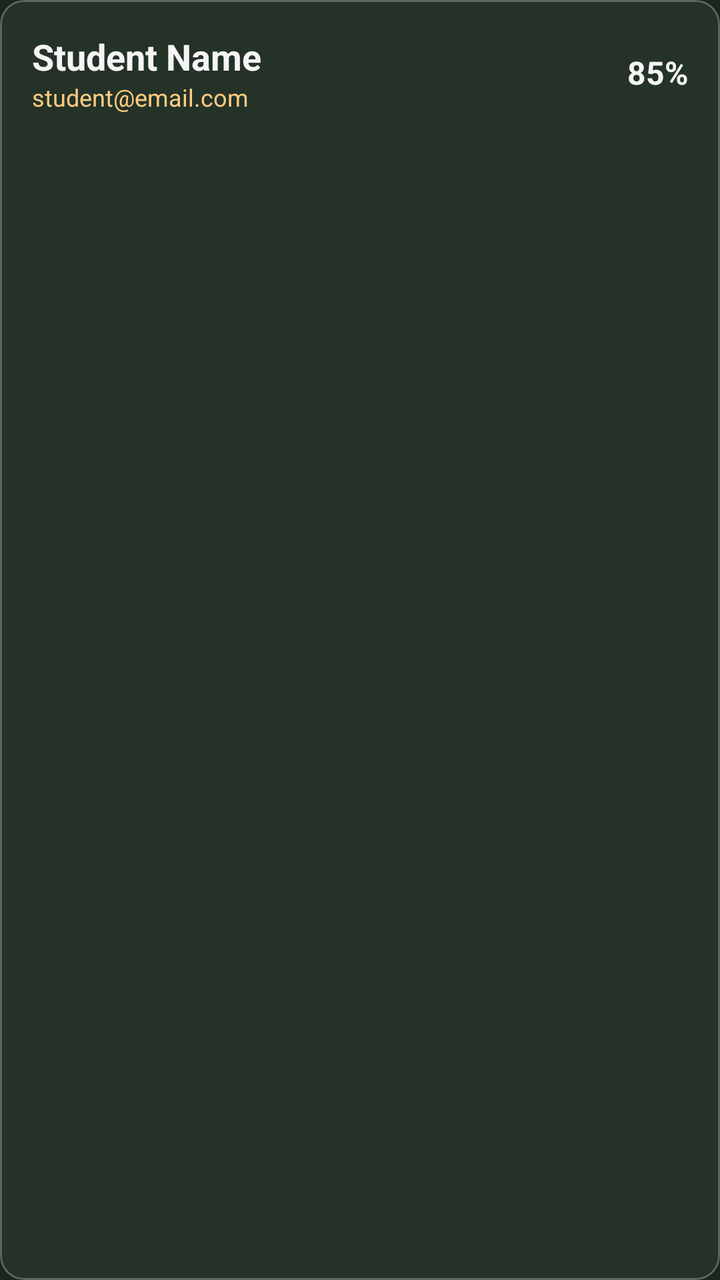
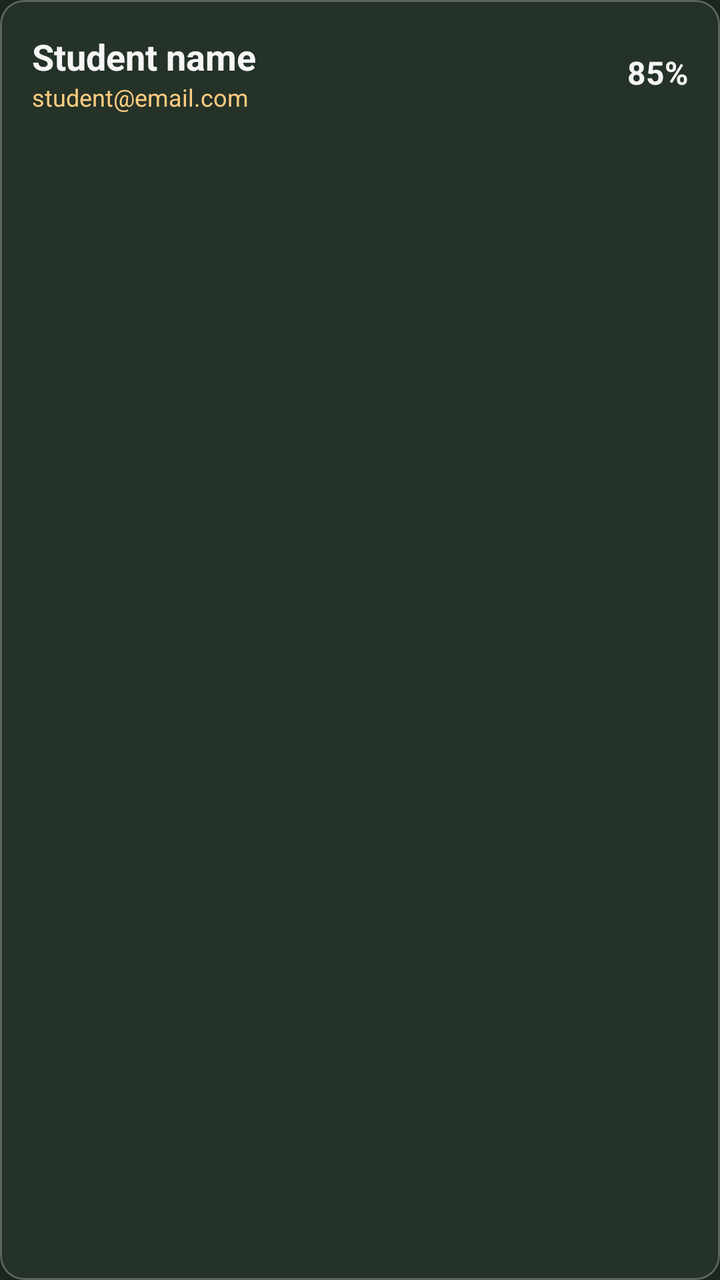

Screens rendered from an Android XML layout before and after an edit, with the pre-edit source and the edit as a unified diff.
<!-- AndroidManifest.xml: application theme Theme.Presensor -->
<!-- res/layout/item_student_stat_card.xml -->
<?xml version="1.0" encoding="utf-8"?>
<com.google.android.material.card.MaterialCardView
    xmlns:android="http://schemas.android.com/apk/res/android"
    xmlns:app="http://schemas.android.com/apk/res-auto"
    android:id="@+id/cardStudentRoot"
    android:layout_width="match_parent"
    android:layout_height="wrap_content"
    android:layout_marginBottom="12dp"
    app:cardCornerRadius="12dp"
    app:cardElevation="0dp"
    app:strokeWidth="1dp"
    app:strokeColor="?attr/cardFrameColor"
    app:cardBackgroundColor="?attr/cardBackgroundColor"
    android:clickable="true"
    android:focusable="true"
    android:foreground="?attr/selectableItemBackground">

    <LinearLayout
        android:layout_width="match_parent"
        android:layout_height="wrap_content"
        android:orientation="vertical"
        android:padding="16dp"
        android:animateLayoutChanges="true">

        <RelativeLayout
            android:layout_width="match_parent"
            android:layout_height="wrap_content">

            <TextView
                android:id="@+id/txtStatStudentName"
                android:layout_width="wrap_content"
                android:layout_height="wrap_content"
                android:textSize="18sp"
                android:textStyle="bold"
                android:textColor="?attr/colorPrimary"
                android:text="Student Name" />

            <TextView
                android:id="@+id/txtStatStudentEmail"
                android:layout_width="wrap_content"
                android:layout_height="wrap_content"
                android:layout_below="@id/txtStatStudentName"
                android:textSize="12sp"
                android:textColor="?attr/descriptiveTextColor"
                android:text="student@email.com" />

            <TextView
                android:id="@+id/txtStatAttendancePercent"
                android:layout_width="wrap_content"
                android:layout_height="wrap_content"
                android:layout_alignParentEnd="true"
                android:layout_centerVertical="true"
                android:textSize="16sp"
                android:textStyle="bold"
                android:textColor="?attr/colorPrimary"
                android:text="85%" />
        </RelativeLayout>

        <LinearLayout
            android:id="@+id/layoutExpandedSessions"
            android:layout_width="match_parent"
            android:layout_height="wrap_content"
            android:orientation="vertical"
            android:visibility="gone"
            android:paddingTop="16dp" />

    </LinearLayout>
</com.google.android.material.card.MaterialCardView>
<!-- resources referenced by this layout -->
<resources>
  <style name="Theme.Presensor" parent="Base.Theme.Presensor" />
  <style name="Base.Theme.Presensor" parent="Theme.MaterialComponents.DayNight.NoActionBar">
          <item name="colorPrimary">@color/chalk_white</item>
          <item name="colorOnPrimary">@color/blackboard_green</item>
  
          <item name="android:windowBackground">@color/blackboard_green</item>
          <item name="colorSurface">@color/surface_dark</item>
  
          <item name="android:statusBarColor">#141D16</item>
          <item name="android:windowLightStatusBar">false</item>
          <item name="android:textColorPrimary">@color/chalk_white</item>
          <item name="android:textColorSecondary" format="color">@color/chalk_blue</item>
          <item name="timestampColor" format="color">@color/chalk_teal</item>
          <item name="actionItemColor" format="color">@color/chalk_blue</item>
          <item name="descriptiveTextColor" format="color">@color/chalk_orange</item>
          <item name="cardFrameColor" format="color">@color/blackboard_frame</item>
          <item name="cardBackgroundColor" format="color">@color/blackboard_lighter_green</item>
  
          <item name="studentSkippedClassColor" format="color">@color/chalk_red</item>
          <item name="studentAttendedClassColor" format="color">@color/chalk_green</item>
      </style>
  <color name="chalk_white">#F5F5F5</color>
  <color name="blackboard_green">#1B261E</color>
  <color name="surface_dark">#243027</color>
  <color name="chalk_blue">#81D4FA</color>
  <color name="chalk_teal">#80CBC4</color>
  <color name="chalk_orange">#FFCC80</color>
  <color name="blackboard_frame">#40FFFFFF</color>
  <color name="blackboard_lighter_green">#243228</color>
  <color name="chalk_red">#EF9A9A</color>
  <color name="chalk_green">#C5E1A5</color>
</resources>

<!-- the commit's change to res/layout/item_student_stat_card.xml (unified diff, before → after) -->
@@ -1,6 +1,5 @@
 <?xml version="1.0" encoding="utf-8"?>
-<com.google.android.material.card.MaterialCardView
-    xmlns:android="http://schemas.android.com/apk/res/android"
+<com.google.android.material.card.MaterialCardView xmlns:android="http://schemas.android.com/apk/res/android"
     xmlns:app="http://schemas.android.com/apk/res-auto"
     android:id="@+id/cardStudentRoot"
     android:layout_width="match_parent"
@@ -33,7 +32,7 @@
                 android:textSize="18sp"
                 android:textStyle="bold"
                 android:textColor="?attr/colorPrimary"
-                android:text="Student Name" />
+                android:text="@string/student_name" />
 
             <TextView
                 android:id="@+id/txtStatStudentEmail"
@@ -42,7 +41,7 @@
                 android:layout_below="@id/txtStatStudentName"
                 android:textSize="12sp"
                 android:textColor="?attr/descriptiveTextColor"
-                android:text="student@email.com" />
+                android:text="@string/student_email" />
 
             <TextView
                 android:id="@+id/txtStatAttendancePercent"
<!-- resource entries referenced after the edit -->
@@ -1,5 +1,7 @@
 <!-- resources referenced by this layout -->
 <resources>
+  <string name="student_email">student@email.com</string>
+  <string name="student_name">Student name</string>
   <style name="Theme.Presensor" parent="Base.Theme.Presensor" />
   <style name="Base.Theme.Presensor" parent="Theme.MaterialComponents.DayNight.NoActionBar">
           <item name="colorPrimary">@color/chalk_white</item>
